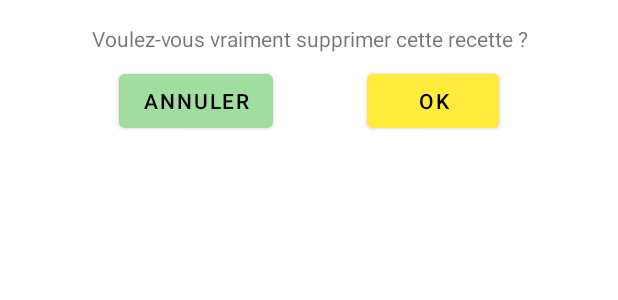
After one commit to EmilieSalem/EasyCook, an Android app: the layout delete_popup.xml on its own in the app's theme, with its tools: preview values and no code run, on a phone screen of 412 x 824 dp. The commit adds this screen. Shown: the top 300 px of the screen. Run offline under Robolectric (Android 15) with nearby library versions, the phone set to English and light mode, and no system bars.

Commit message:
Launcher activity, favorite bug and confirmation popup

```diff
--- a/app/src/main/java/com/example/easycook/ui/recipeList/RecipeListViewModel.kt
+++ b/app/src/main/java/com/example/easycook/ui/recipeList/RecipeListViewModel.kt
@@ -33,7 +33,11 @@ class RecipeListViewModel(application: Application) : AndroidViewModel(applicati
                     favorite = favorite
                 ), context
             )
-            loadRecipes(context)
+            when(selectedTag.value){
+                SelectedFilter.Favorite -> loadFavoriteRecipeList(context)
+                is SelectedFilter.TagClicked -> loadFilteredRecipeList((selectedTag.value as SelectedFilter.TagClicked).tag, context)
+                SelectedFilter.None, null -> loadRecipes(context)
+            }
         }
     }
 
--- /dev/null
+++ b/app/src/main/res/layout/delete_popup.xml
@@ -0,0 +1,43 @@
+<?xml version="1.0" encoding="utf-8"?>
+<androidx.constraintlayout.widget.ConstraintLayout xmlns:android="http://schemas.android.com/apk/res/android"
+    xmlns:app="http://schemas.android.com/apk/res-auto"
+    xmlns:tools="http://schemas.android.com/tools"
+    android:layout_width="match_parent"
+    android:layout_height="wrap_content"
+    android:padding="16dp">
+
+    <TextView
+        android:id="@+id/popup_delete_text"
+        android:layout_width="match_parent"
+        android:layout_height="wrap_content"
+        android:gravity="center"
+        android:text="Voulez-vous vraiment supprimer cette recette ?"
+        app:layout_constraintBottom_toTopOf="@+id/popup_btn_delete"
+        app:layout_constraintEnd_toEndOf="parent"
+        app:layout_constraintStart_toStartOf="parent"
+        app:layout_constraintTop_toTopOf="parent" />
+
+    <Button
+        android:id="@+id/popup_btn_delete"
+        android:layout_width="wrap_content"
+        android:layout_height="wrap_content"
+        android:layout_marginTop="8dp"
+        android:text="OK"
+        android:backgroundTint="?colorSecondary"
+        app:layout_constraintEnd_toEndOf="parent"
+        app:layout_constraintHorizontal_bias="0.5"
+        app:layout_constraintStart_toEndOf="@+id/popup_btn_cancel_delete"
+        app:layout_constraintTop_toBottomOf="@+id/popup_delete_text" />
+
+    <Button
+        android:id="@+id/popup_btn_cancel_delete"
+        android:layout_width="wrap_content"
+        android:layout_height="wrap_content"
+        android:layout_marginTop="8dp"
+        android:text="Annuler"
+        app:layout_constraintEnd_toStartOf="@+id/popup_btn_delete"
+        app:layout_constraintHorizontal_bias="0.5"
+        app:layout_constraintStart_toStartOf="parent"
+        app:layout_constraintTop_toBottomOf="@+id/popup_delete_text" />
+
+</androidx.constraintlayout.widget.ConstraintLayout>
```
Also changed, not shown: app/src/main/AndroidManifest.xml (+7 -7 lines), app/src/main/java/com/example/easycook/ui/recipeDetails/RecipeDetailsActivity.kt (+19 -6 lines).
